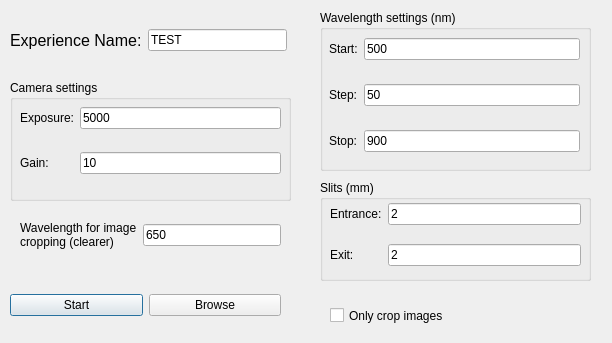
Before: the Qt Designer form settings.ui in lepo3002/Banc_Optique_3IT, drawn with Qt 5.
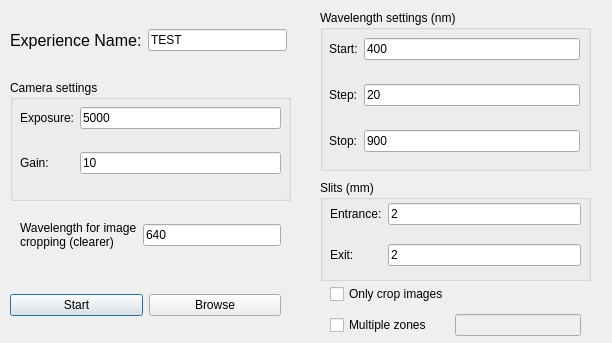
After: the same form once the commit is applied.

Commit message: Add multiple zone cropping

Patch:
```diff
--- a/settings.ui
+++ b/settings.ui
@@ -172,14 +172,14 @@
      <item row="1" column="1">
       <widget class="QLineEdit" name="w_step">
        <property name="text">
-        <string>50</string>
+        <string>20</string>
        </property>
       </widget>
      </item>
      <item row="0" column="1">
       <widget class="QLineEdit" name="w_start">
        <property name="text">
-        <string>500</string>
+        <string>400</string>
        </property>
       </widget>
      </item>
@@ -207,19 +207,6 @@
     </layout>
    </widget>
   </widget>
-  <widget class="QCheckBox" name="crop">
-   <property name="geometry">
-    <rect>
-     <x>330</x>
-     <y>300</y>
-     <width>221</width>
-     <height>31</height>
-    </rect>
-   </property>
-   <property name="text">
-    <string>Only crop images</string>
-   </property>
-  </widget>
   <widget class="QGroupBox" name="groupBox_3">
    <property name="geometry">
     <rect>
@@ -294,7 +281,40 @@
     <item row="0" column="1">
      <widget class="QLineEdit" name="firstw">
       <property name="text">
-       <string>650</string>
+       <string>640</string>
+      </property>
+     </widget>
+    </item>
+   </layout>
+  </widget>
+  <widget class="QWidget" name="gridLayoutWidget_6">
+   <property name="geometry">
+    <rect>
+     <x>330</x>
+     <y>280</y>
+     <width>251</width>
+     <height>61</height>
+    </rect>
+   </property>
+   <layout class="QGridLayout" name="gridLayout_7">
+    <item row="0" column="0">
+     <widget class="QCheckBox" name="crop">
+      <property name="text">
+       <string>Only crop images</string>
+      </property>
+     </widget>
+    </item>
+    <item row="1" column="0">
+     <widget class="QCheckBox" name="multiple">
+      <property name="text">
+       <string>Multiple zones</string>
+      </property>
+     </widget>
+    </item>
+    <item row="1" column="1">
+     <widget class="QLineEdit" name="nbZones">
+      <property name="enabled">
+       <bool>false</bool>
       </property>
      </widget>
     </item>
```
The commit also changes 28 other files.
